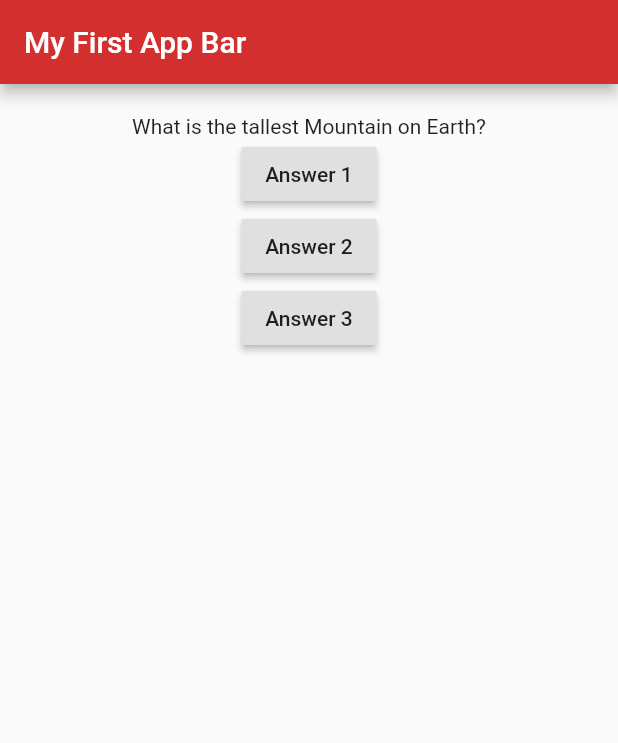
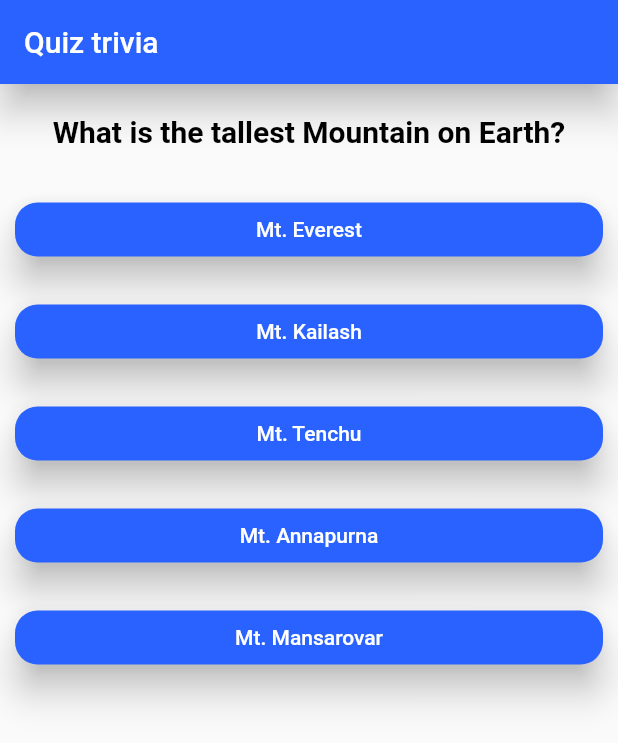
Before and after one commit to shre7989/basic-quiz-app, a Flutter app: the screen it shows after launch, on a phone screen of 412 x 824 dp. Shown: the top 743 px of the screen. Run offline on Flutter 3.47's test engine with Material 2 defaults, Android fonts, the phone set to English and light mode, and no system bars; missing offline and left inert: dart:ffi.

Commit message:
Added styling and basic quiz functionalities

```diff
--- /dev/null
+++ b/lib/answer.dart
@@ -0,0 +1,29 @@
+import 'package:flutter/material.dart';
+
+class Answer extends StatelessWidget {
+  final Function answerHandler;
+  final String answerText;
+
+  Answer(this.answerText, this.answerHandler);
+
+  @override
+  Widget build(BuildContext context) {
+    return Container(
+      width: double.infinity,
+      margin: EdgeInsets.all(10),
+      child: ElevatedButton(
+        child: Text(
+          this.answerText,
+          style: TextStyle(color: Colors.white),
+        ),
+        style: ButtonStyle(
+          elevation: MaterialStateProperty.all(10),
+          backgroundColor: MaterialStateProperty.all(Colors.blueAccent[700]),
+          shape: MaterialStateProperty.all<RoundedRectangleBorder>(
+              RoundedRectangleBorder(borderRadius: BorderRadius.circular(15))),
+        ),
+        onPressed: answerHandler,
+      ),
+    );
+  }
+}
--- a/lib/main.dart
+++ b/lib/main.dart
@@ -1,46 +1,83 @@
+import 'package:basic_quiz_app/result.dart';
 import 'package:flutter/material.dart';
+import './quiz.dart';
 
 void main() {
   runApp(MyApp());
 }
 
-class MyApp extends StatelessWidget {
-  void answerQuestion() {
+class MyApp extends StatefulWidget {
+  @override
+  State<StatefulWidget> createState() {
+    // ignore: todo
+    // TODO: implement createState
+    return _MyAppState();
+    //throw UnimplementedError();
+  }
+}
+
+class _MyAppState extends State<MyApp> {
+  var _questionsIndex = 0;
+
+  void _answerHandler() {
+    setState(() {
+      if (_questionsIndex < this._questions.length) _questionsIndex++;
+    });
     print('Answer chosen');
   }
 
+  final _questions = [
+    {
+      'question': 'What is the tallest Mountain on Earth?',
+      'answers': [
+        'Mt. Everest',
+        'Mt. Kailash',
+        'Mt. Tenchu',
+        'Mt. Annapurna',
+        'Mt. Mansarovar'
+      ],
+    },
+    {
+      'question': 'Where was Buddha born?',
+      'answers': ['India', 'China', 'Mongolia', 'Srilanka', 'Nepal'],
+    },
+    {
+      'question': 'How many states are there in U.S.A?',
+      'answers': ['45', '50', '65', '55', '70'],
+    },
+    {
+      'question': 'When did the second world war end?',
+      'answers': ['1940', '1945', '1952', '1950', '1942'],
+    },
+    {
+      'question': 'Who is known as the father of Computer Science?',
+      'answers': [
+        'Alan Turing',
+        'Robert C. Martin',
+        'Charles Babbage',
+        'Bill Gates',
+        'Steve Jobs'
+      ],
+    },
+  ];
+
   @override
   Widget build(BuildContext context) {
-    var questions = ['What is the tallest Mountain on Earth?'];
+    // ignore: todo
     // TODO: implement build
     return MaterialApp(
       home: Scaffold(
         appBar: AppBar(
-            title: Text('My First App Bar'), backgroundColor: Colors.red[700]),
-        body: Column(
-          children: <Widget>[
-            SizedBox(
-              height: 20,
-            ),
-            Align(
-              alignment: Alignment.center,
-            ),
-            Text(questions[0]),
-            RaisedButton(
-              child: Text('Answer 1'),
-              onPressed: answerQuestion,
-            ),
-            RaisedButton(
-              child: Text('Answer 2'),
-              onPressed: answerQuestion,
-            ),
-            RaisedButton(
-              child: Text('Answer 3'),
-              onPressed: answerQuestion,
-            ),
-          ],
-          crossAxisAlignment: CrossAxisAlignment.center,
+          title: Text('Quiz trivia'),
+          backgroundColor: Colors.blueAccent[700],
+          elevation: 10,
         ),
+        body: _questionsIndex < _questions.length
+            ? Quiz(
+                quizQuestions: _questions,
+                questionsIndex: _questionsIndex,
+                answerHandler: _answerHandler)
+            : Result(),
       ),
     );
     //throw UnimplementedError();
--- /dev/null
+++ b/lib/question.dart
@@ -0,0 +1,21 @@
+import 'package:flutter/material.dart';
+
+class Question extends StatelessWidget {
+  final String questionText;
+
+  Question(this.questionText);
+
+  @override
+  Widget build(BuildContext context) {
+    return Container(
+      width: double.infinity,
+      margin: EdgeInsets.all(20),
+      child: Text(
+        questionText,
+        style: TextStyle(
+            fontSize: 20, color: Colors.black, fontWeight: FontWeight.bold),
+        textAlign: TextAlign.center,
+      ),
+    );
+  }
+}
--- /dev/null
+++ b/lib/quiz.dart
@@ -0,0 +1,27 @@
+import 'package:flutter/material.dart';
+import './question.dart';
+import './answer.dart';
+
+class Quiz extends StatelessWidget {
+  final List<Map<String, Object>> quizQuestions;
+  final int questionsIndex;
+  final Function answerHandler;
+
+  Quiz(
+      {@required this.quizQuestions,
+      @required this.questionsIndex,
+      @required this.answerHandler});
+
+  @override
+  Widget build(BuildContext context) {
+    return Column(
+      children: <Widget>[
+        Question(quizQuestions[questionsIndex]['question']),
+        ...(quizQuestions[questionsIndex]['answers'] as List<String>)
+            .map((answer) {
+          return Answer(answer, answerHandler);
+        }).toList(),
+      ],
+    );
+  }
+}
--- /dev/null
+++ b/lib/result.dart
@@ -0,0 +1,22 @@
+import 'dart:ffi';
+
+import 'package:flutter/material.dart';
+
+class Result extends StatelessWidget {
+  @override
+  Widget build(BuildContext context) {
+    return Container(
+        alignment: Alignment.center,
+        width: double.infinity,
+        height: double.infinity,
+        child: Text(
+          'You did it!!!',
+          style: TextStyle(
+            color: Colors.redAccent[700],
+            fontSize: 40,
+            fontFamily: 'RobotoMono',
+          ),
+          textAlign: TextAlign.center,
+        ));
+  }
+}
```
